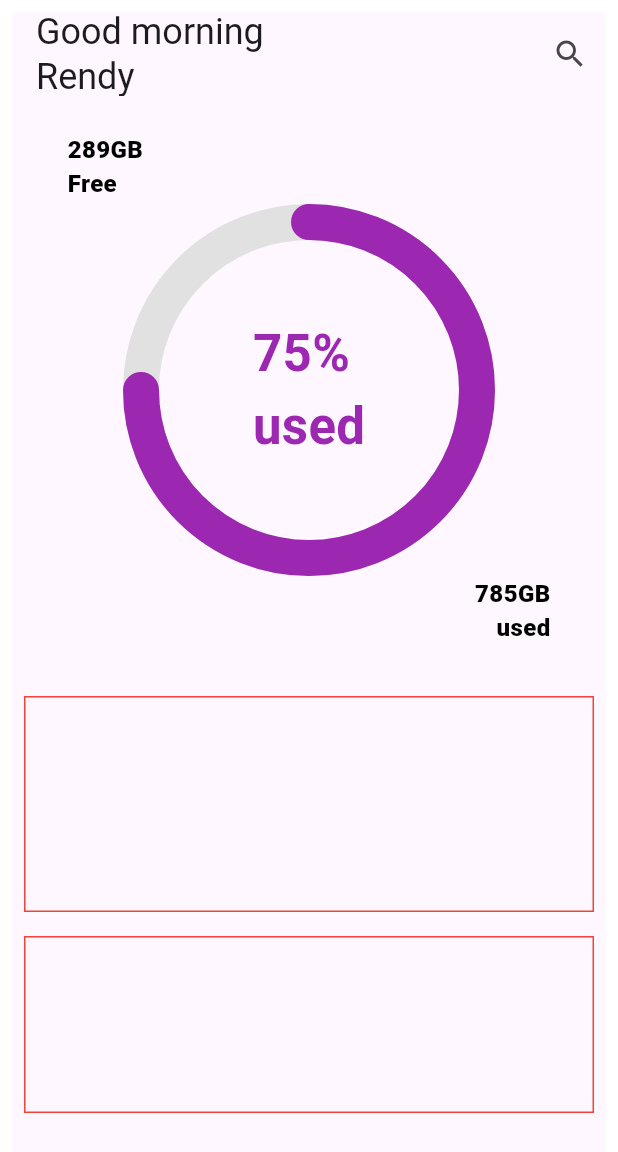
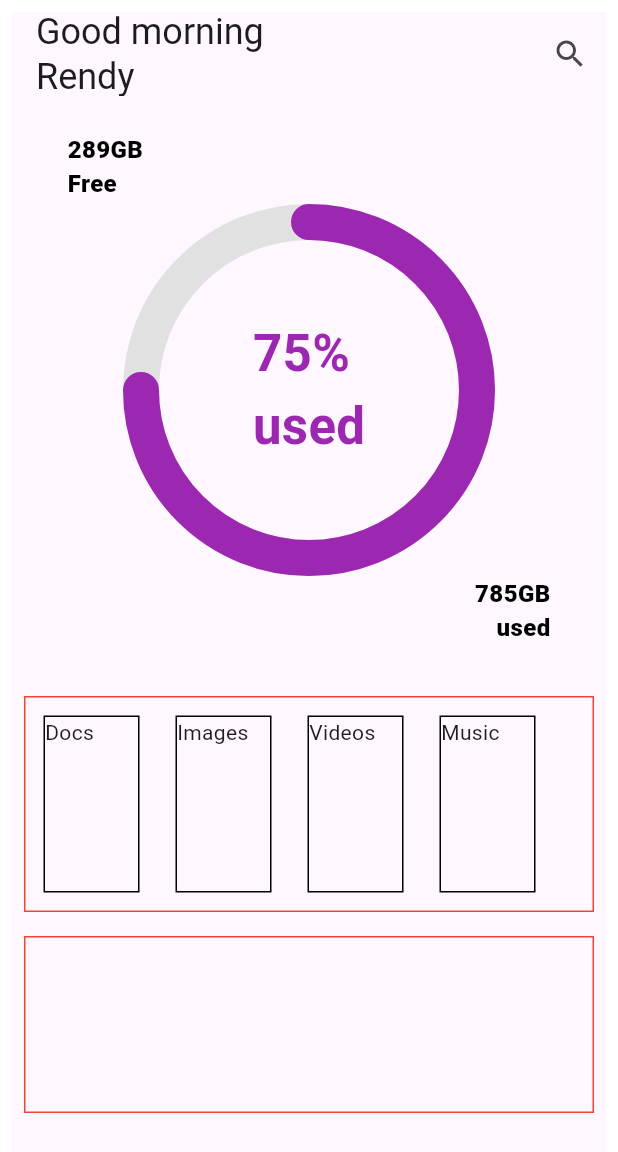
Before and after one commit to z-nt/filemanagerApp, a Flutter app: the screen it shows after launch, on a phone screen of 412 x 824 dp. Shown: the top 1152 px of the screen. Run offline on Flutter 3.47's test engine with Material 3 defaults, Android fonts, the light colour scheme and no system bars; drawn by our look-alikes of percent_indicator; our stand-ins replace go_router; Roboto replaces fonts that are missing (Manrope).

Commit message:
home section modified

```diff
--- a/filemanager/lib/pages/home/home.dart
+++ b/filemanager/lib/pages/home/home.dart
@@ -51,6 +51,7 @@ class HOMEPAGE extends StatelessWidget{
                           color: Colors.red
                         )
                       ),
+                      child: CustomCategory(),
                     ),
                   ) ,
                   Padding(
--- a/filemanager/lib/pages/home/widgets/homewidgets.dart
+++ b/filemanager/lib/pages/home/widgets/homewidgets.dart
@@ -145,3 +145,42 @@ class CustomPercentProggress extends StatelessWidget {
         );
   }
 }
+
+
+class CustomCategory extends StatelessWidget {
+
+final List <String> Sections = <String> ["Docs","Images","Videos","Music"];
+final List <String> Icons = <String> [];
+
+
+
+
+@override
+  Widget build(BuildContext context) {
+      return ListView.builder(
+
+            scrollDirection: Axis.horizontal,
+            itemCount: 4,
+            itemBuilder: (BuildContext  context, index) {
+                  return Container(
+                    margin: EdgeInsets.all(12),
+                    decoration: BoxDecoration(
+                      border: Border.all(
+                        width: 1 ,
+                        color: Colors.black
+                      )
+                    ),
+                    width: 64,
+                    height: 94,
+                    child:Text("${Sections[index]}" )
+                  );
+
+
+            },
+          );
+
+  }
+
+
+
+}
```
